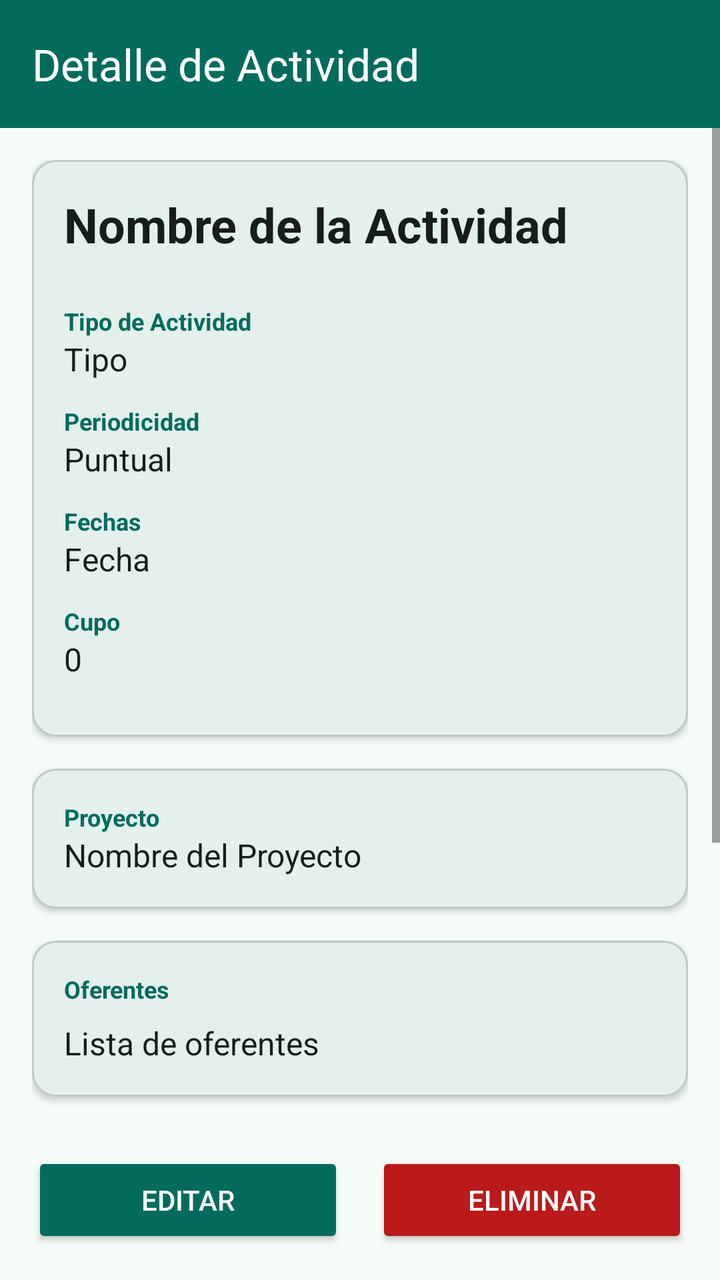
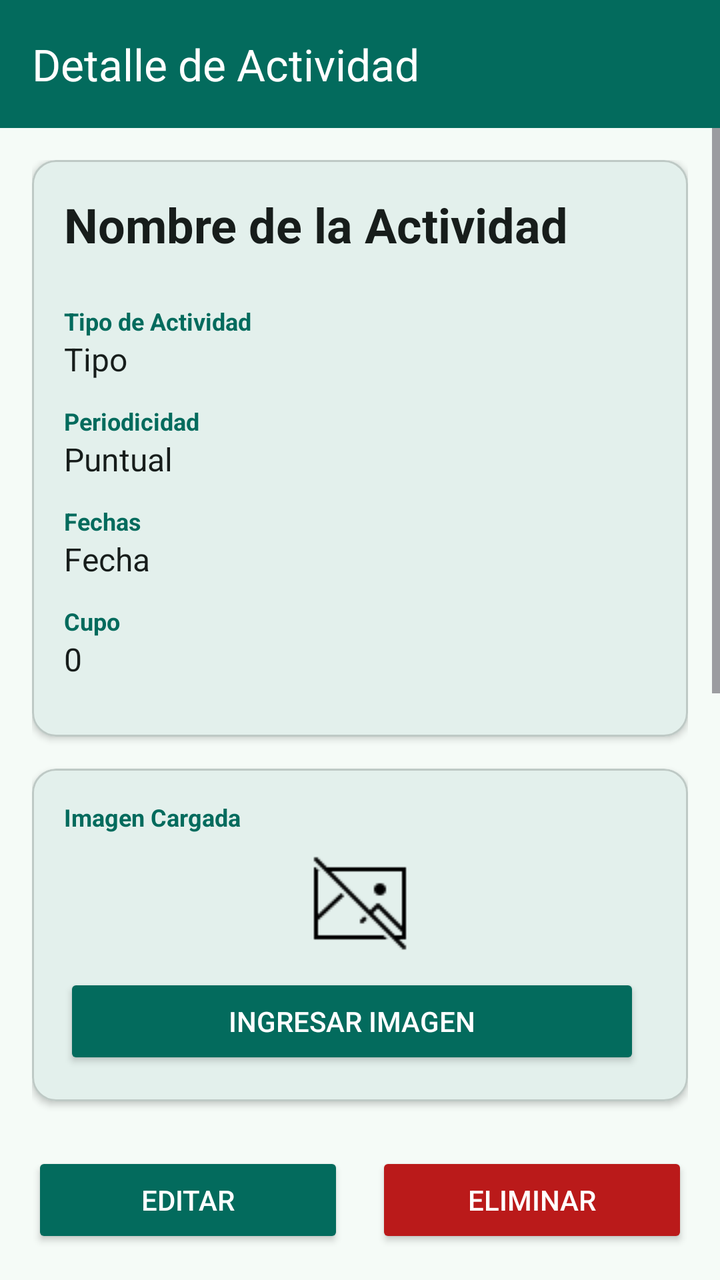

Screens rendered from an Android XML layout before and after an edit, with the pre-edit source and the edit as a unified diff.
<!-- AndroidManifest.xml: application theme AppTheme -->
<!-- res/layout/activity_ver_actividad.xml -->
<?xml version="1.0" encoding="utf-8"?>
<LinearLayout xmlns:android="http://schemas.android.com/apk/res/android"
    xmlns:app="http://schemas.android.com/apk/res-auto"
    android:layout_width="match_parent"
    android:layout_height="match_parent"
    android:orientation="vertical"
    android:background="@color/md_theme_background">

    
    <com.google.android.material.appbar.AppBarLayout
        android:layout_width="match_parent"
        android:layout_height="wrap_content"
        android:theme="@style/ThemeOverlay.AppCompat.Dark.ActionBar">

        <androidx.appcompat.widget.Toolbar
            android:id="@+id/toolbar"
            android:layout_width="match_parent"
            android:layout_height="?attr/actionBarSize"
            android:background="@color/md_theme_primary"
            app:popupTheme="@style/ThemeOverlay.AppCompat.Light"
            app:title="Detalle de Actividad"
            app:titleTextColor="@color/md_theme_onPrimary" />

    </com.google.android.material.appbar.AppBarLayout>

    
    <ScrollView
        android:layout_width="match_parent"
        android:layout_height="0dp"
        android:layout_weight="1"
        android:fillViewport="true">

        <LinearLayout
            android:layout_width="match_parent"
            android:layout_height="wrap_content"
            android:orientation="vertical"
            android:padding="16dp">

            
            <com.google.android.material.card.MaterialCardView
                android:layout_width="match_parent"
                android:layout_height="wrap_content"
                app:cardCornerRadius="12dp"
                app:cardElevation="2dp"
                android:layout_marginBottom="16dp">

                <LinearLayout
                    android:layout_width="match_parent"
                    android:layout_height="wrap_content"
                    android:orientation="vertical"
                    android:padding="16dp">

                    
                    <TextView
                        android:id="@+id/tvNombre"
                        android:layout_width="match_parent"
                        android:layout_height="wrap_content"
                        android:text="Nombre de la Actividad"
                        android:textSize="24sp"
                        android:textStyle="bold"
                        android:textColor="@color/md_theme_onSurface"
                        android:layout_marginBottom="16dp" />

                    
                    <TextView
                        android:layout_width="match_parent"
                        android:layout_height="wrap_content"
                        android:text="Tipo de Actividad"
                        android:textSize="12sp"
                        android:textStyle="bold"
                        android:textColor="@color/md_theme_primary"
                        android:layout_marginTop="8dp" />

                    <TextView
                        android:id="@+id/tvTipo"
                        android:layout_width="match_parent"
                        android:layout_height="wrap_content"
                        android:text="Tipo"
                        android:textSize="16sp"
                        android:textColor="@color/md_theme_onSurface"
                        android:layout_marginBottom="12dp" />

                    
                    <TextView
                        android:layout_width="match_parent"
                        android:layout_height="wrap_content"
                        android:text="Periodicidad"
                        android:textSize="12sp"
                        android:textStyle="bold"
                        android:textColor="@color/md_theme_primary" />

                    <TextView
                        android:id="@+id/tvPeriodicidad"
                        android:layout_width="match_parent"
                        android:layout_height="wrap_content"
                        android:text="Puntual"
                        android:textSize="16sp"
                        android:textColor="@color/md_theme_onSurface"
                        android:layout_marginBottom="12dp" />

                    
                    <TextView
                        android:layout_width="match_parent"
                        android:layout_height="wrap_content"
                        android:text="Fechas"
                        android:textSize="12sp"
                        android:textStyle="bold"
                        android:textColor="@color/md_theme_primary" />

                    <TextView
                        android:id="@+id/tvFechas"
                        android:layout_width="match_parent"
                        android:layout_height="wrap_content"
                        android:text="Fecha"
                        android:textSize="16sp"
                        android:textColor="@color/md_theme_onSurface"
                        android:layout_marginBottom="12dp" />

                    
                    <TextView
                        android:layout_width="match_parent"
                        android:layout_height="wrap_content"
                        android:text="Cupo"
                        android:textSize="12sp"
                        android:textStyle="bold"
                        android:textColor="@color/md_theme_primary" />

                    <TextView
                        android:id="@+id/tvCupo"
                        android:layout_width="match_parent"
                        android:layout_height="wrap_content"
                        android:text="0"
                        android:textSize="16sp"
                        android:textColor="@color/md_theme_onSurface"
                        android:layout_marginBottom="12dp" />

                </LinearLayout>

            </com.google.android.material.card.MaterialCardView>

            
            <com.google.android.material.card.MaterialCardView
                android:layout_width="match_parent"
                android:layout_height="wrap_content"
                app:cardCornerRadius="12dp"
                app:cardElevation="2dp"
                android:layout_marginBottom="16dp">

                <LinearLayout
                    android:layout_width="match_parent"
                    android:layout_height="wrap_content"
                    android:orientation="vertical"
                    android:padding="16dp">

                    <TextView
                        android:layout_width="match_parent"
                        android:layout_height="wrap_content"
                        android:text="Proyecto"
                        android:textSize="12sp"
                        android:textStyle="bold"
                        android:textColor="@color/md_theme_primary" />

                    <TextView
                        android:id="@+id/tvProyecto"
                        android:layout_width="match_parent"
                        android:layout_height="wrap_content"
                        android:text="Nombre del Proyecto"
                        android:textSize="16sp"
                        android:textColor="@color/md_theme_onSurface" />

                </LinearLayout>

            </com.google.android.material.card.MaterialCardView>

            
            <com.google.android.material.card.MaterialCardView
                android:layout_width="match_parent"
                android:layout_height="wrap_content"
                app:cardCornerRadius="12dp"
                app:cardElevation="2dp"
                android:layout_marginBottom="16dp">

                <LinearLayout
                    android:layout_width="match_parent"
                    android:layout_height="wrap_content"
                    android:orientation="vertical"
                    android:padding="16dp">

                    <TextView
                        android:layout_width="match_parent"
                        android:layout_height="wrap_content"
                        android:text="Oferentes"
                        android:textSize="12sp"
                        android:textStyle="bold"
                        android:textColor="@color/md_theme_primary"
                        android:layout_marginBottom="8dp" />

                    <TextView
                        android:id="@+id/tvOferentes"
                        android:layout_width="match_parent"
                        android:layout_height="wrap_content"
                        android:text="Lista de oferentes"
                        android:textSize="16sp"
                        android:textColor="@color/md_theme_onSurface" />

                </LinearLayout>

            </com.google.android.material.card.MaterialCardView>

            
            <com.google.android.material.card.MaterialCardView
                android:layout_width="match_parent"
                android:layout_height="wrap_content"
                app:cardCornerRadius="12dp"
                app:cardElevation="2dp"
                android:layout_marginBottom="16dp">

                <LinearLayout
                    android:layout_width="match_parent"
                    android:layout_height="wrap_content"
                    android:orientation="vertical"
                    android:padding="16dp">

                    <TextView
                        android:layout_width="match_parent"
                        android:layout_height="wrap_content"
                        android:text="Socio Comunitario"
                        android:textSize="12sp"
                        android:textStyle="bold"
                        android:textColor="@color/md_theme_primary" />

                    <TextView
                        android:id="@+id/tvSocio"
                        android:layout_width="match_parent"
                        android:layout_height="wrap_content"
                        android:text="Nombre del socio"
                        android:textSize="16sp"
                        android:textColor="@color/md_theme_onSurface" />

                </LinearLayout>

            </com.google.android.material.card.MaterialCardView>

            
            <com.google.android.material.card.MaterialCardView
                android:layout_width="match_parent"
                android:layout_height="wrap_content"
                app:cardCornerRadius="12dp"
                app:cardElevation="2dp"
                android:layout_marginBottom="16dp">

                <LinearLayout
                    android:layout_width="match_parent"
                    android:layout_height="wrap_content"
                    android:orientation="vertical"
                    android:padding="16dp">

                    <TextView
                        android:layout_width="match_parent"
                        android:layout_height="wrap_content"
                        android:text="Aviso Previo"
                        android:textSize="12sp"
                        android:textStyle="bold"
                        android:textColor="@color/md_theme_primary" />

                    <TextView
                        android:id="@+id/tvDiasAviso"
                        android:layout_width="match_parent"
                        android:layout_height="wrap_content"
                        android:text="0 días antes"
                        android:textSize="16sp"
                        android:textColor="@color/md_theme_onSurface" />

                </LinearLayout>

            </com.google.android.material.card.MaterialCardView>

        </LinearLayout>

    </ScrollView>

    
    <LinearLayout
        android:layout_width="match_parent"
        android:layout_height="wrap_content"
        android:orientation="horizontal"
        android:padding="16dp"
        android:gravity="center">

        <Button
            android:id="@+id/btnEditar"
            android:layout_width="0dp"
            android:layout_height="wrap_content"
            android:layout_weight="1"
            android:layout_marginEnd="8dp"
            android:text="Editar"
            android:textColor="@color/md_theme_onPrimary"
            app:backgroundTint="@color/md_theme_primary" />

        <Button
            android:id="@+id/btnEliminar"
            android:layout_width="0dp"
            android:layout_height="wrap_content"
            android:layout_weight="1"
            android:layout_marginStart="8dp"
            android:text="Eliminar"
            android:textColor="@color/md_theme_onError"
            app:backgroundTint="@color/md_theme_error" />

    </LinearLayout>

</LinearLayout>
<!-- resources referenced by this layout -->
<resources>
  <color name="md_theme_background">#F5FBF7</color>
  <color name="md_theme_error">#BA1A1A</color>
  <color name="md_theme_onError">#FFFFFF</color>
  <color name="md_theme_onPrimary">#FFFFFF</color>
  <color name="md_theme_onSurface">#171D1B</color>
  <color name="md_theme_primary">#036B5D</color>
  <color name="md_theme_primaryContainer">#9FF2E0</color>
  <color name="md_theme_onPrimaryContainer">#005045</color>
  <color name="md_theme_secondary">#016B5D</color>
  <color name="md_theme_onSecondary">#FFFFFF</color>
  <color name="md_theme_secondaryContainer">#9FF2E1</color>
  <color name="md_theme_onSecondaryContainer">#005046</color>
  <color name="md_theme_tertiary">#016B5D</color>
  <color name="md_theme_onTertiary">#FFFFFF</color>
  <color name="md_theme_tertiaryContainer">#9FF2E1</color>
  <color name="md_theme_onTertiaryContainer">#005046</color>
  <color name="md_theme_errorContainer">#FFDAD6</color>
  <color name="md_theme_onErrorContainer">#93000A</color>
  <color name="md_theme_onBackground">#171D1B</color>
  <color name="md_theme_surface">#F5FBF7</color>
  <color name="md_theme_surfaceVariant">#DAE5E1</color>
  <color name="md_theme_onSurfaceVariant">#3F4946</color>
  <color name="md_theme_outline">#6F7976</color>
  <color name="md_theme_outlineVariant">#BEC9C5</color>
  <color name="md_theme_inverseSurface">#2B3230</color>
  <color name="md_theme_inverseOnSurface">#ECF2EF</color>
  <color name="md_theme_inversePrimary">#84D5C4</color>
  <color name="md_theme_primaryFixed">#9FF2E0</color>
  <color name="md_theme_onPrimaryFixed">#00201B</color>
  <color name="md_theme_primaryFixedDim">#84D5C4</color>
  <color name="md_theme_onPrimaryFixedVariant">#005045</color>
  <color name="md_theme_secondaryFixed">#9FF2E1</color>
  <color name="md_theme_onSecondaryFixed">#00201B</color>
  <color name="md_theme_secondaryFixedDim">#83D5C5</color>
  <color name="md_theme_onSecondaryFixedVariant">#005046</color>
  <color name="md_theme_tertiaryFixed">#9FF2E1</color>
  <color name="md_theme_onTertiaryFixed">#00201B</color>
  <color name="md_theme_tertiaryFixedDim">#83D5C5</color>
  <color name="md_theme_onTertiaryFixedVariant">#005046</color>
  <color name="md_theme_surfaceDim">#D5DBD8</color>
  <color name="md_theme_surfaceBright">#F5FBF7</color>
  <color name="md_theme_surfaceContainerLowest">#FFFFFF</color>
  <color name="md_theme_surfaceContainerLow">#EFF5F2</color>
  <color name="md_theme_surfaceContainer">#E9EFEC</color>
  <color name="md_theme_surfaceContainerHigh">#E3EAE6</color>
  <color name="md_theme_surfaceContainerHighest">#DEE4E1</color>
  <!-- unchanged entries left out for length: 1 -->
</resources>

<!-- the commit's change to res/layout/activity_ver_actividad.xml (unified diff, before → after) -->
@@ -134,6 +134,49 @@
                         android:textColor="@color/md_theme_onSurface"
                         android:layout_marginBottom="12dp" />
 
+                </LinearLayout>
+
+            </com.google.android.material.card.MaterialCardView>
+
+            
+            <com.google.android.material.card.MaterialCardView
+                android:layout_width="match_parent"
+                android:layout_height="wrap_content"
+                app:cardCornerRadius="12dp"
+                app:cardElevation="2dp"
+                android:layout_marginBottom="16dp">
+
+                <LinearLayout
+                    android:layout_width="match_parent"
+                    android:layout_height="wrap_content"
+                    android:orientation="vertical"
+                    android:padding="16dp">
+
+                    <TextView
+                        android:layout_width="match_parent"
+                        android:layout_height="wrap_content"
+                        android:text="Imagen Cargada"
+                        android:textSize="12sp"
+                        android:textStyle="bold"
+                        android:textColor="@color/md_theme_primary"
+                        android:layout_marginBottom="10dp"/>
+
+                    <ImageView
+                        android:id="@+id/ivImagen"
+                        android:layout_width="match_parent"
+                        android:layout_height="wrap_content"
+                        android:src="@drawable/ic_sin_imagen"
+                        android:layout_marginBottom="10dp"/>
+
+                    <Button
+                        android:id="@+id/btnIngresar"
+                        android:layout_width="match_parent"
+                        android:layout_height="wrap_content"
+                        android:layout_weight="1"
+                        android:layout_marginEnd="8dp"
+                        android:text="Ingresar Imagen"
+                        android:textColor="@color/md_theme_onPrimary"
+                        app:backgroundTint="@color/md_theme_primary"/>
                 </LinearLayout>
 
             </com.google.android.material.card.MaterialCardView>
<!-- resource entries referenced after the edit -->
@@ -6,6 +6,7 @@
   <color name="md_theme_onPrimary">#FFFFFF</color>
   <color name="md_theme_onSurface">#171D1B</color>
   <color name="md_theme_primary">#036B5D</color>
+  <!-- drawable ic_sin_imagen: png bitmap (drawable, 579 bytes) -->
   <color name="md_theme_primaryContainer">#9FF2E0</color>
   <color name="md_theme_onPrimaryContainer">#005045</color>
   <color name="md_theme_secondary">#016B5D</color>
